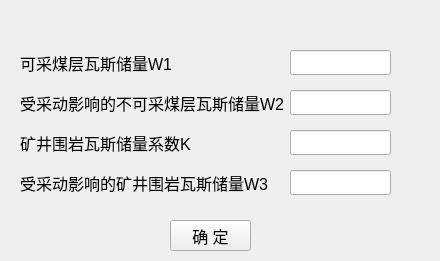
This is python/cbm/uifiles/mine_gas_reserves_predict_dlg1.ui in wyrover/cbm as Qt 5 draws it before an edit. The edited form follows.
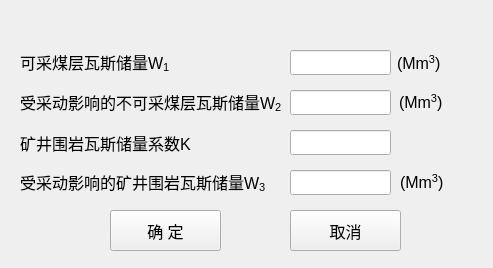
This is the edited form. Icons and pictures are not drawn.

```diff
--- a/python/cbm/uifiles/mine_gas_reserves_predict_dlg1.ui
+++ b/python/cbm/uifiles/mine_gas_reserves_predict_dlg1.ui
@@ -6,8 +6,8 @@
    <rect>
     <x>0</x>
     <y>0</y>
-    <width>440</width>
-    <height>261</height>
+    <width>493</width>
+    <height>268</height>
    </rect>
   </property>
   <property name="windowTitle">
@@ -22,7 +22,7 @@
     <rect>
      <x>0</x>
      <y>30</y>
-     <width>441</width>
+     <width>491</width>
      <height>231</height>
     </rect>
    </property>
@@ -101,7 +101,7 @@
      </font>
     </property>
     <property name="text">
-     <string>受采动影响的不可采煤层瓦斯储量W2</string>
+     <string>&lt;html&gt;&lt;head/&gt;&lt;body&gt;&lt;p&gt;受采动影响的不可采煤层瓦斯储量W&lt;span style=&quot; vertical-align:sub;&quot;&gt;2&lt;/span&gt;&lt;/p&gt;&lt;/body&gt;&lt;/html&gt;</string>
     </property>
    </widget>
    <widget class="QLabel" name="label_4">
@@ -119,7 +119,7 @@
      </font>
     </property>
     <property name="text">
-     <string>受采动影响的矿井围岩瓦斯储量W3</string>
+     <string>&lt;html&gt;&lt;head/&gt;&lt;body&gt;&lt;p&gt;受采动影响的矿井围岩瓦斯储量W&lt;span style=&quot; vertical-align:sub;&quot;&gt;3&lt;/span&gt;&lt;/p&gt;&lt;/body&gt;&lt;/html&gt;</string>
     </property>
    </widget>
    <widget class="QLabel" name="label">
@@ -137,7 +137,7 @@
      </font>
     </property>
     <property name="text">
-     <string>可采煤层瓦斯储量W1</string>
+     <string>&lt;html&gt;&lt;head/&gt;&lt;body&gt;&lt;p&gt;可采煤层瓦斯储量W&lt;span style=&quot; vertical-align:sub;&quot;&gt;1&lt;/span&gt;&lt;/p&gt;&lt;/body&gt;&lt;/html&gt;</string>
     </property>
    </widget>
    <widget class="QLabel" name="label_3">
@@ -161,10 +161,10 @@
    <widget class="QPushButton" name="ok">
     <property name="geometry">
      <rect>
-      <x>170</x>
-      <y>190</y>
-      <width>81</width>
-      <height>31</height>
+      <x>110</x>
+      <y>180</y>
+      <width>111</width>
+      <height>41</height>
      </rect>
     </property>
     <property name="font">
@@ -179,7 +179,7 @@
    <widget class="QPushButton" name="w1_cacl">
     <property name="geometry">
      <rect>
-      <x>400</x>
+      <x>443</x>
       <y>20</y>
       <width>25</width>
       <height>25</height>
@@ -199,7 +199,7 @@
    <widget class="QPushButton" name="w2_cacl">
     <property name="geometry">
      <rect>
-      <x>400</x>
+      <x>443</x>
       <y>60</y>
       <width>25</width>
       <height>25</height>
@@ -219,7 +219,7 @@
    <widget class="QPushButton" name="w3_cacl">
     <property name="geometry">
      <rect>
-      <x>400</x>
+      <x>442</x>
       <y>140</y>
       <width>25</width>
       <height>25</height>
@@ -236,13 +236,85 @@
      <bool>true</bool>
     </property>
    </widget>
+   <widget class="QPushButton" name="cancel">
+    <property name="geometry">
+     <rect>
+      <x>290</x>
+      <y>180</y>
+      <width>111</width>
+      <height>41</height>
+     </rect>
+    </property>
+    <property name="font">
+     <font>
+      <pointsize>12</pointsize>
+     </font>
+    </property>
+    <property name="text">
+     <string>取消</string>
+    </property>
+   </widget>
+   <widget class="QLabel" name="label_5">
+    <property name="geometry">
+     <rect>
+      <x>397</x>
+      <y>21</y>
+      <width>51</width>
+      <height>25</height>
+     </rect>
+    </property>
+    <property name="font">
+     <font>
+      <pointsize>12</pointsize>
+     </font>
+    </property>
+    <property name="text">
+     <string>&lt;html&gt;&lt;head/&gt;&lt;body&gt;&lt;p&gt;(Mm&lt;span style=&quot; vertical-align:super;&quot;&gt;3&lt;/span&gt;)&lt;/p&gt;&lt;/body&gt;&lt;/html&gt;</string>
+    </property>
+   </widget>
+   <widget class="QLabel" name="label_6">
+    <property name="geometry">
+     <rect>
+      <x>399</x>
+      <y>60</y>
+      <width>51</width>
+      <height>25</height>
+     </rect>
+    </property>
+    <property name="font">
+     <font>
+      <pointsize>12</pointsize>
+     </font>
+    </property>
+    <property name="text">
+     <string>&lt;html&gt;&lt;head/&gt;&lt;body&gt;&lt;p&gt;(Mm&lt;span style=&quot; vertical-align:super;&quot;&gt;3&lt;/span&gt;)&lt;/p&gt;&lt;/body&gt;&lt;/html&gt;</string>
+    </property>
+   </widget>
+   <widget class="QLabel" name="label_7">
+    <property name="geometry">
+     <rect>
+      <x>400</x>
+      <y>140</y>
+      <width>51</width>
+      <height>25</height>
+     </rect>
+    </property>
+    <property name="font">
+     <font>
+      <pointsize>12</pointsize>
+     </font>
+    </property>
+    <property name="text">
+     <string>&lt;html&gt;&lt;head/&gt;&lt;body&gt;&lt;p&gt;(Mm&lt;span style=&quot; vertical-align:super;&quot;&gt;3&lt;/span&gt;)&lt;/p&gt;&lt;/body&gt;&lt;/html&gt;</string>
+    </property>
+   </widget>
   </widget>
   <widget class="QWidget" name="widget_title" native="true">
    <property name="geometry">
     <rect>
      <x>0</x>
      <y>0</y>
-     <width>441</width>
+     <width>491</width>
      <height>31</height>
     </rect>
    </property>
@@ -306,7 +378,7 @@
    <widget class="QPushButton" name="btnMenu_Close">
     <property name="geometry">
      <rect>
-      <x>400</x>
+      <x>450</x>
       <y>0</y>
       <width>41</width>
       <height>31</height>
```
